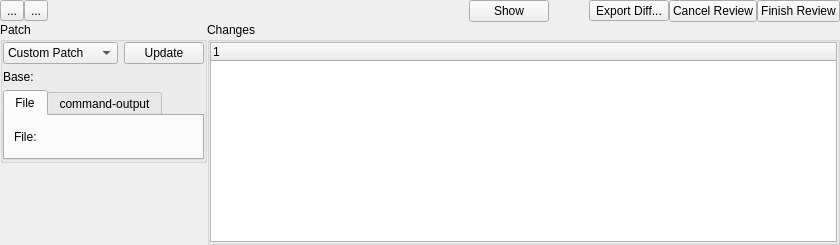
Above: plugins/patchreview/patchreview.ui from KDE/kdevelop before the change. Below: the same form after it.
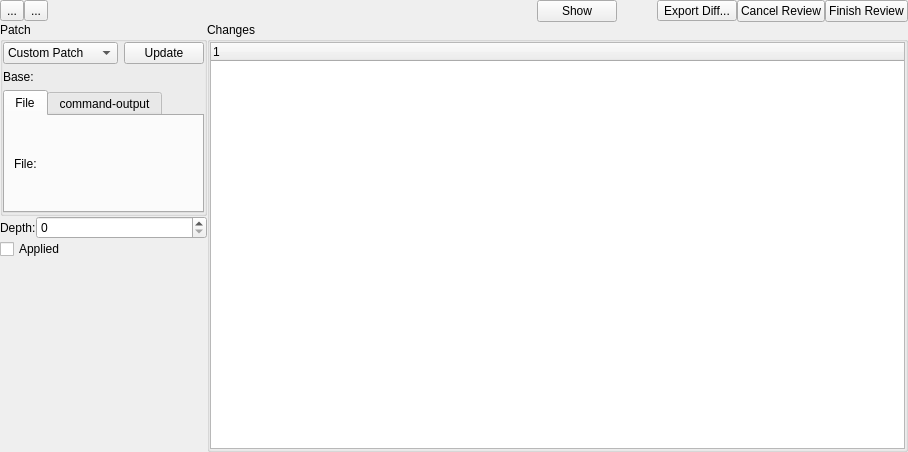
That is the form after the change. Custom widgets are drawn as their Qt base class.

Commit message: Configurable depth and applied state for custom patches in PatchReview.

What changed in the file:
```diff
--- a/plugins/patchreview/patchreview.ui
+++ b/plugins/patchreview/patchreview.ui
@@ -6,8 +6,8 @@
    <rect>
     <x>0</x>
     <y>0</y>
-    <width>840</width>
-    <height>245</height>
+    <width>908</width>
+    <height>452</height>
    </rect>
   </property>
   <property name="windowTitle">
@@ -217,6 +217,49 @@
          </layout>
         </widget>
        </item>
+       <item>
+        <layout class="QHBoxLayout" name="horizontalLayout_6"/>
+       </item>
+       <item>
+        <layout class="QHBoxLayout" name="horizontalLayout_7">
+         <item>
+          <widget class="QLabel" name="depthLabel">
+           <property name="sizePolicy">
+            <sizepolicy hsizetype="Maximum" vsizetype="Preferred">
+             <horstretch>0</horstretch>
+             <verstretch>0</verstretch>
+            </sizepolicy>
+           </property>
+           <property name="text">
+            <string>Depth:</string>
+           </property>
+          </widget>
+         </item>
+         <item>
+          <widget class="QSpinBox" name="depth">
+           <property name="toolTip">
+            <string>Patch depth - see &quot;patch -p&quot;</string>
+           </property>
+           <property name="maximum">
+            <number>3</number>
+           </property>
+          </widget>
+         </item>
+        </layout>
+       </item>
+       <item>
+        <widget class="QCheckBox" name="applied">
+         <property name="toolTip">
+          <string>Patch is already applied on local version</string>
+         </property>
+         <property name="text">
+          <string>Applied</string>
+         </property>
+         <property name="checked">
+          <bool>false</bool>
+         </property>
+        </widget>
+       </item>
        <item>
         <spacer name="verticalSpacer_2">
          <property name="orientation">
```
The commit also changes 5 other files.
